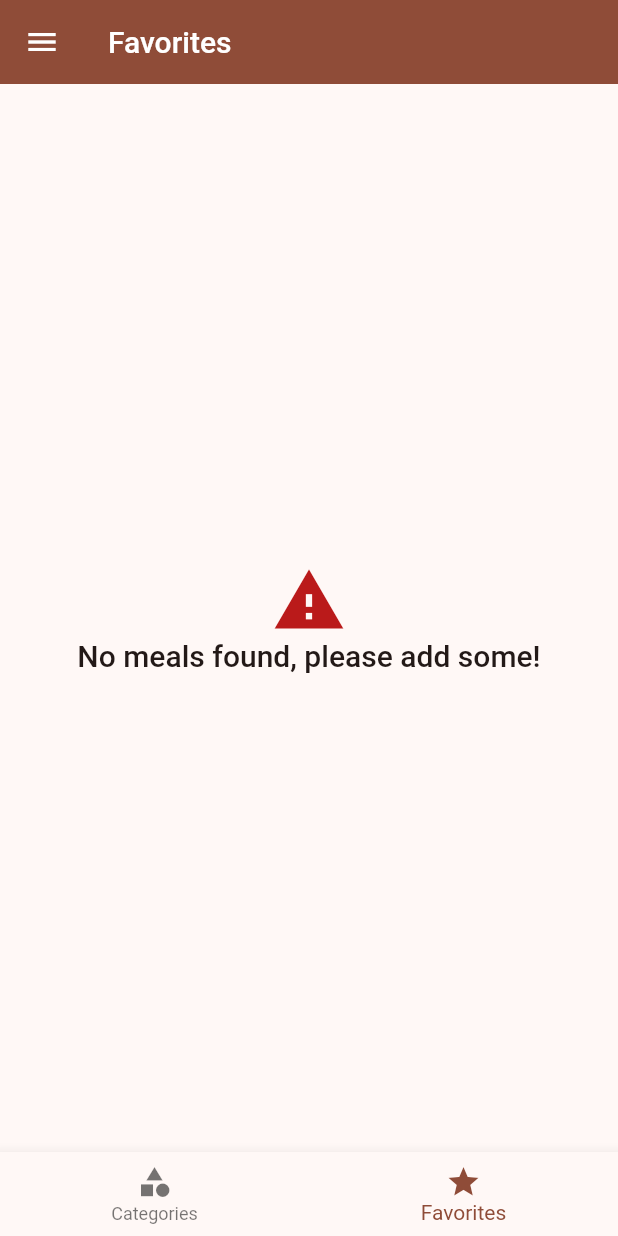
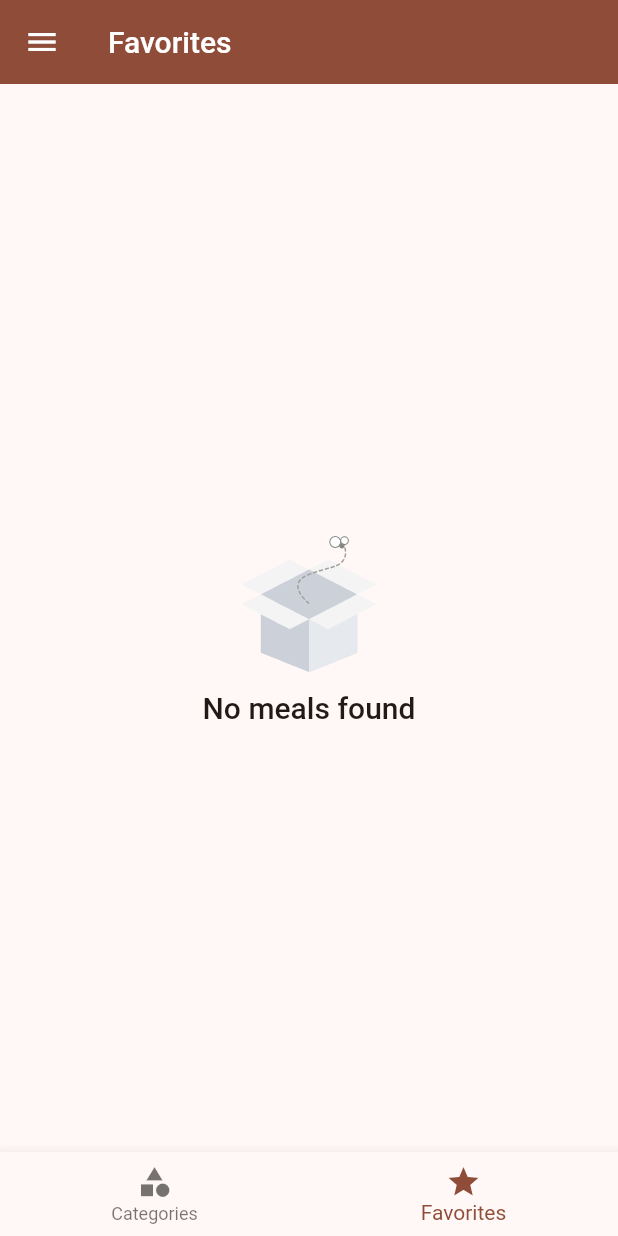
Before and after one commit to Moonbladez/flutter-meals, a Flutter app: the screen it shows after launch, item 2 of the bottom bar chosen, on a phone screen of 412 x 824 dp. Run offline on Flutter 3.47's test engine with Material 2 defaults, Android fonts, the phone set to English and light mode, and no system bars; our stand-ins replace flutter_riverpod, google_fonts, lottie, transparent_image.

Commit message:
added animation to empty categories

```diff
--- a/lib/screens/meals_screen.dart
+++ b/lib/screens/meals_screen.dart
@@ -1,5 +1,4 @@
 import 'package:flutter/material.dart';
-import 'package:flutter_meals_app/main.dart';
 import 'package:flutter_meals_app/models/models.dart';
 import 'package:flutter_meals_app/screens/screens.dart';
 import 'package:flutter_meals_app/widgets/widgets.dart';
@@ -39,24 +38,7 @@ class MealsScreen extends StatelessWidget {
     );
 
     if (meal.isEmpty) {
-      content = Center(
-        child: Column(
-          mainAxisAlignment: MainAxisAlignment.center,
-          children: [
-            Icon(
-              Icons.warning,
-              size: 50,
-              color: kThemeData.error,
-            ),
-            Text(
-              'No meals found, please add some!',
-              style: Theme.of(context).textTheme.titleLarge!.copyWith(
-                    color: Theme.of(context).colorScheme.onBackground,
-                  ),
-            ),
-          ],
-        ),
-      );
+      content = const EmptyCategories();
     }
 
     if (title == null) {
--- /dev/null
+++ b/lib/widgets/empty_categories.dart
@@ -0,0 +1,25 @@
+import 'package:flutter/material.dart';
+import 'package:lottie/lottie.dart';
+
+class EmptyCategories extends StatelessWidget {
+  const EmptyCategories({super.key});
+
+  @override
+  Widget build(BuildContext context) {
+    return Center(
+      child: Column(
+        mainAxisAlignment: MainAxisAlignment.center,
+        children: [
+          Lottie.asset("assets/animations/empty.json"),
+          Text(
+            "No meals found",
+            style: Theme.of(context).textTheme.titleLarge!.copyWith(
+                  color: Theme.of(context).colorScheme.onBackground,
+                ),
+          ),
+        ],
+      ),
+    );
+    ;
+  }
+}
--- a/lib/widgets/widgets.dart
+++ b/lib/widgets/widgets.dart
@@ -1,5 +1,6 @@
 export 'category_grid_item.dart';
 export 'drawer_list_item.dart';
+export 'empty_categories.dart';
 export 'filter_switch_tile.dart';
 export 'main_drawer.dart';
 export 'meal_detail_list.dart';
--- a/pubspec.yaml
+++ b/pubspec.yaml
@@ -12,6 +12,7 @@ dependencies:
   flutter:
     sdk: flutter
   google_fonts: ^6.1.0
+  lottie: ^2.7.0
   transparent_image: ^2.0.1
   cupertino_icons: ^1.0.2
   flutter_riverpod: ^2.4.5
@@ -24,3 +25,7 @@ dev_dependencies:
 
 flutter:
   uses-material-design: true
+
+
+  assets:
+    - assets/animations/
```
Also changed, not shown: assets/animations/empty.json (added, +1 -0 lines), lib/screens/categories_screen.dart (+20 -2 lines), pubspec.lock.
